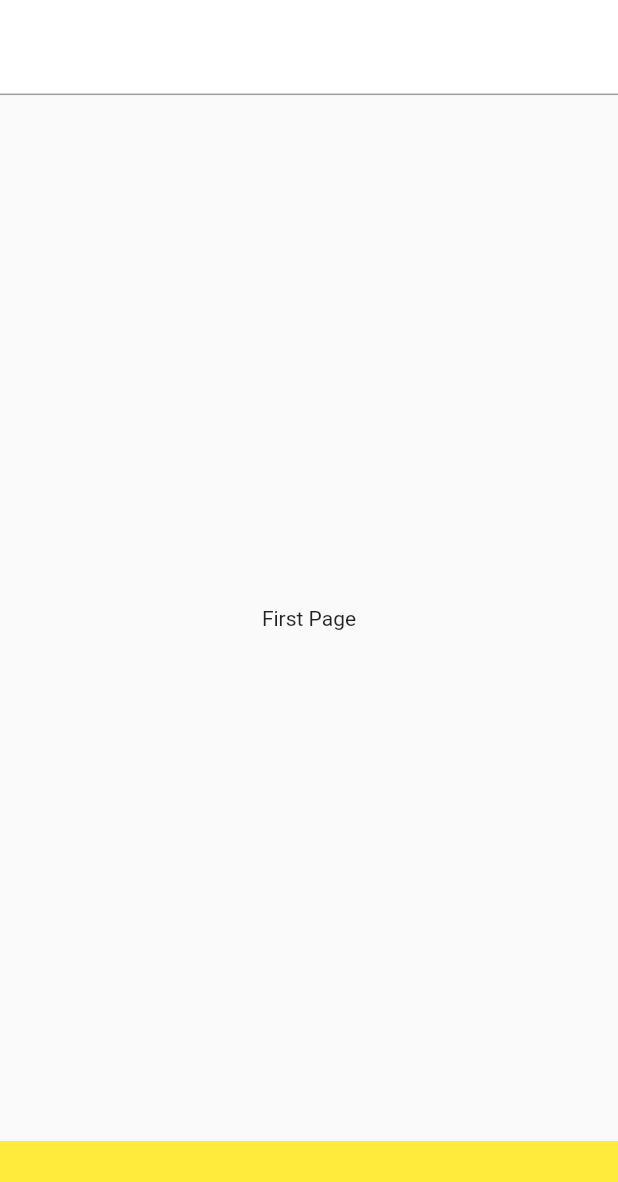
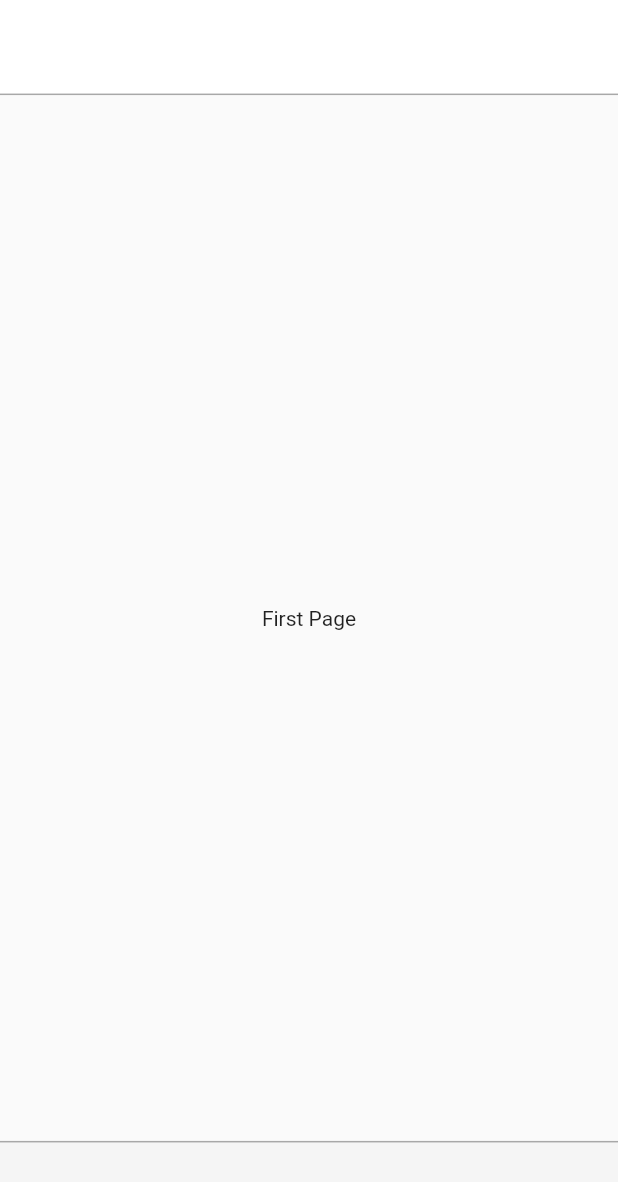
Before and after one commit to Miri-Hwang/mango_market, a Flutter app: the screen it shows after launch, on a phone screen of 412 x 824 dp. Shown: the top 1182 px of the screen. Run offline on Flutter 3.47's test engine with Material 2 defaults, Android fonts, the phone set to English and light mode, and no system bars.

Commit message:
add border lines

```diff
--- a/lib/constants.dart
+++ b/lib/constants.dart
@@ -1,4 +1,6 @@
 import 'package:flutter/material.dart';
 
 Color white = Colors.white;
+Color whiteGrey = Color.fromRGBO(245, 245, 245, 1);
 Color lightGrey = Colors.white24;
+Color borderGrey = Color.fromRGBO(168, 168, 168, 1);
--- a/lib/main.dart
+++ b/lib/main.dart
@@ -67,7 +67,7 @@ class _MyHomePageState extends State<MyHomePage> {
 
                 decoration: BoxDecoration(
                   color: white,
-                  border: Border(bottom: BorderSide(color: Colors.grey, width: 1))
+                  border: Border(bottom: BorderSide(color: borderGrey, width: 1))
 
                 ),
               ),
@@ -99,7 +99,10 @@ class _MyHomePageState extends State<MyHomePage> {
             Expanded(
               flex: 1,
               child: Container(
-                color: Colors.yellow,
+                decoration: BoxDecoration(
+                  color:whiteGrey,
+                  border: Border(top: BorderSide(width: 1, color: borderGrey))
+                ),
               ),
             )
           ],
```
